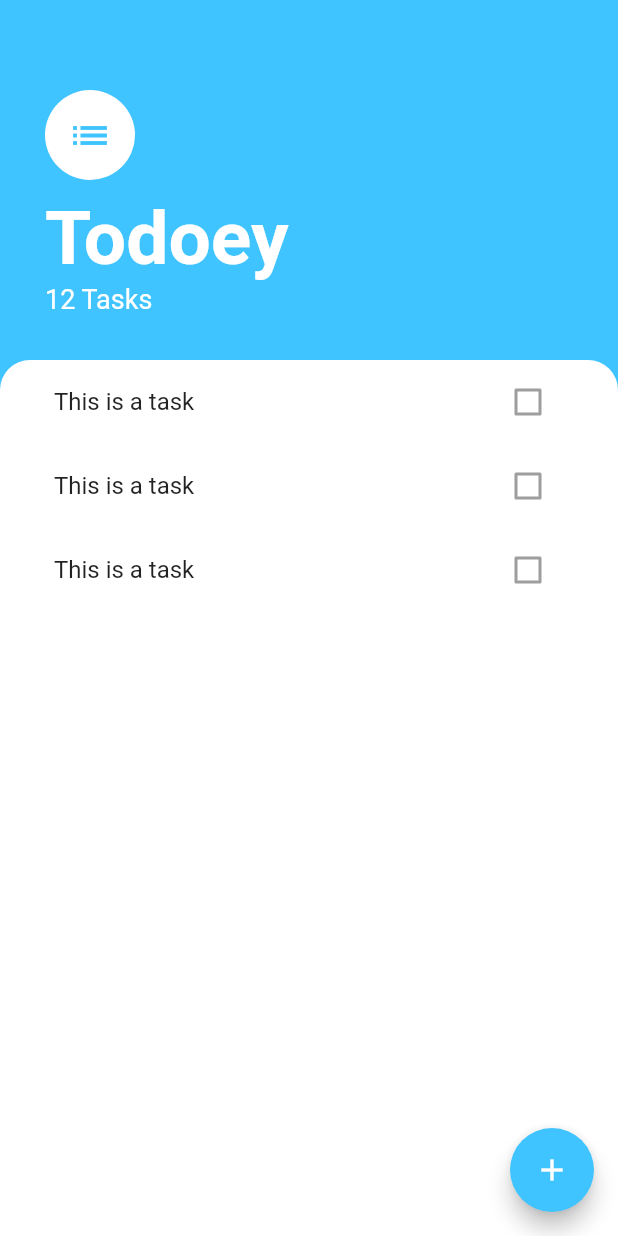
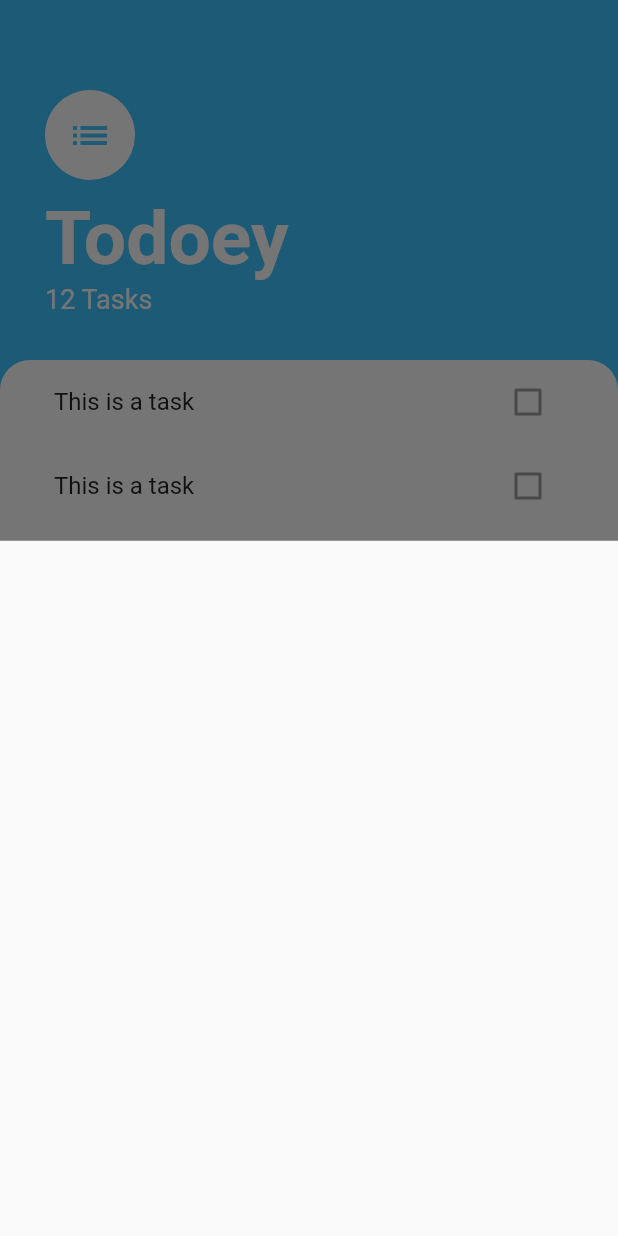
Before and after one commit to danaFlorescu/to-do-app, a Flutter app: the screen it shows after launch, after a tap on the "add" icon, on a phone screen of 412 x 824 dp. Run offline on Flutter 3.47's test engine with Material 2 defaults, Android fonts, the phone set to English and light mode, and no system bars.

```diff
--- a/lib/screens/tasks_screen.dart
+++ b/lib/screens/tasks_screen.dart
@@ -3,7 +3,9 @@ import 'package:todoey/widgets/task_tile.dart';
 import 'package:todoey/widgets/tasks_list.dart';
 
 class TasksScreen extends StatelessWidget {
-  const TasksScreen({Key? key}) : super(key: key);
+  Widget buildBottomSheet(BuildContext context) {
+    return Container();
+  }
 
   @override
   Widget build(BuildContext context) {
@@ -12,7 +14,12 @@ class TasksScreen extends StatelessWidget {
       floatingActionButton: FloatingActionButton(
         backgroundColor: Colors.lightBlueAccent,
         child: Icon(Icons.add),
-        onPressed: () {},
+        onPressed: () {
+          showModalBottomSheet(
+            context: context,
+            builder: buildBottomSheet,
+          );
+        },
       ),
       body: Column(
         crossAxisAlignment: CrossAxisAlignment.start,
```
